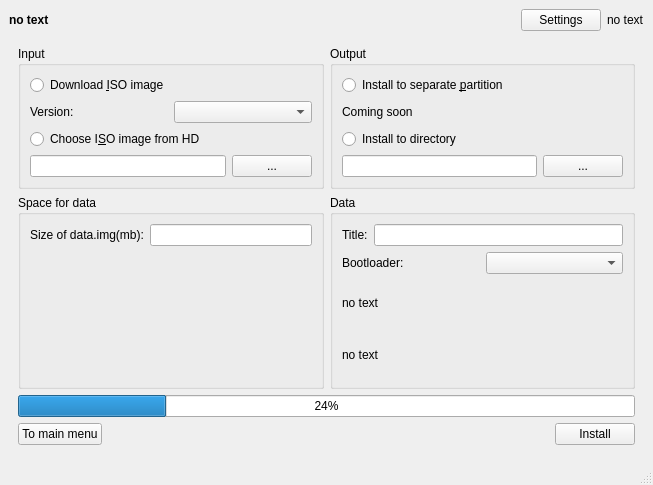
Before: the Qt Designer form window.ui in YourDroid/YourDroid, drawn with Qt 5.
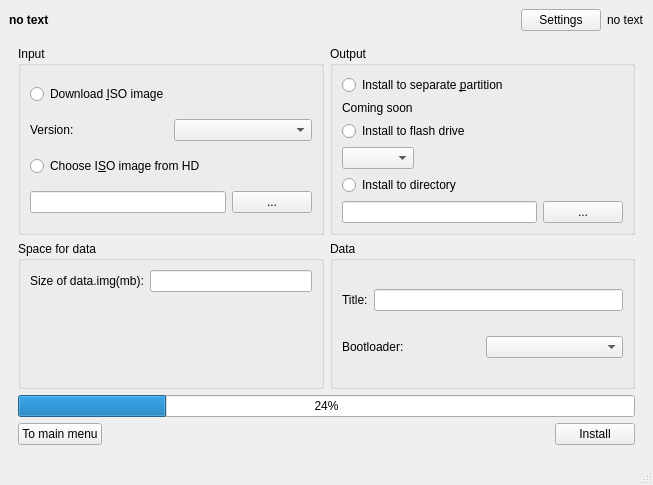
After: the same form once the commit is applied. The open tabs and pages were chosen to show the change. Icons and pictures are not drawn.

What changed in the file:
```diff
--- a/window.ui
+++ b/window.ui
@@ -419,20 +419,6 @@
                </item>
               </layout>
              </item>
-             <item>
-              <widget class="QLabel" name="labelAboutBootloader_2">
-               <property name="text">
-                <string notr="true">no text</string>
-               </property>
-              </widget>
-             </item>
-             <item>
-              <widget class="QLabel" name="labelAboutBootloader">
-               <property name="text">
-                <string notr="true">no text</string>
-               </property>
-              </widget>
-             </item>
             </layout>
            </widget>
           </item>
@@ -492,22 +478,56 @@
             <property name="title">
              <string>Output</string>
             </property>
-            <layout class="QGridLayout" name="gridLayout_2">
-             <item row="0" column="0">
+            <layout class="QVBoxLayout" name="verticalLayout_7">
+             <item>
               <widget class="QRadioButton" name="radioInstallOnPart">
                <property name="text">
                 <string>Install to separate &amp;partition</string>
                </property>
               </widget>
              </item>
-             <item row="2" column="0">
+             <item>
+              <widget class="QLabel" name="labelinfoPartIns">
+               <property name="text">
+                <string>Coming soon</string>
+               </property>
+              </widget>
+             </item>
+             <item>
+              <widget class="QRadioButton" name="radioInstallFlashDriveIns">
+               <property name="text">
+                <string>Install to flash drive</string>
+               </property>
+              </widget>
+             </item>
+             <item>
+              <layout class="QHBoxLayout" name="horizontalLayout_18">
+               <item>
+                <widget class="QComboBox" name="comboFlashDrivesInstall"/>
+               </item>
+               <item>
+                <spacer name="horizontalSpacer">
+                 <property name="orientation">
+                  <enum>Qt::Horizontal</enum>
+                 </property>
+                 <property name="sizeHint" stdset="0">
+                  <size>
+                   <width>40</width>
+                   <height>20</height>
+                  </size>
+                 </property>
+                </spacer>
+               </item>
+              </layout>
+             </item>
+             <item>
               <widget class="QRadioButton" name="radioInstallOnDir">
                <property name="text">
                 <string>Install to directory</string>
                </property>
               </widget>
              </item>
-             <item row="3" column="0">
+             <item>
               <layout class="QHBoxLayout" name="horizontalLayout_6">
                <item>
                 <widget class="QLineEdit" name="editDirForInstall"/>
@@ -521,13 +541,6 @@
                </item>
               </layout>
              </item>
-             <item row="1" column="0">
-              <widget class="QLabel" name="labelinfoPartIns">
-               <property name="text">
-                <string>Coming soon</string>
-               </property>
-              </widget>
-             </item>
             </layout>
            </widget>
           </item>
```
Left out of the diff: 20 changed lines with no effect on the pictures.
